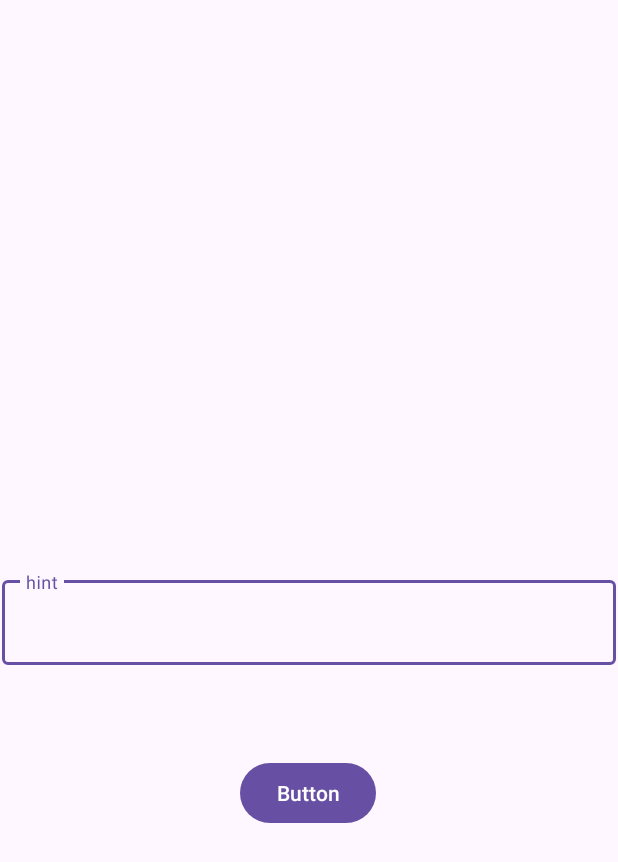
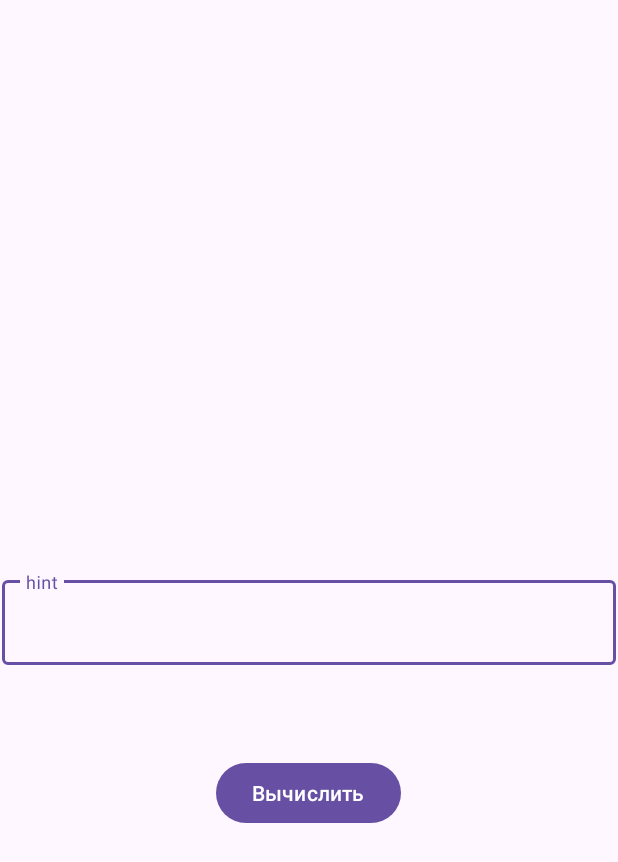
Before and after one commit to sashakanash/Laba_2, an Android app: the screen it shows after launch (MainActivity), on a phone screen of 412 x 824 dp. Shown: the top 862 px of the screen. Run offline under Robolectric (Android 15) with nearby library versions, the phone set to English and light mode, and no system bars.

Commit message:
Реализовано считывание введенного числа

```diff
--- a/app/src/main/java/com/example/laba_2/MainActivity.kt
+++ b/app/src/main/java/com/example/laba_2/MainActivity.kt
@@ -1,6 +1,8 @@
 package com.example.laba_2
 
 import android.os.Bundle
+import android.view.View
+import android.widget.TextView
 import androidx.activity.enableEdgeToEdge
 import androidx.appcompat.app.AppCompatActivity
 import androidx.core.view.ViewCompat
@@ -17,4 +19,15 @@ class MainActivity : AppCompatActivity() {
             insets
         }
     }
+
+    fun onClick (view: View)
+    {
+        val a = findViewById<TextView>(R.id.textInputLayout).text.toString().toIntOrNull()
+        if (a == null)
+        {
+            return
+        }
+
+
+    }
 }
--- a/app/src/main/res/layout/activity_main.xml
+++ b/app/src/main/res/layout/activity_main.xml
@@ -26,7 +26,7 @@
         android:id="@+id/button"
         android:layout_width="wrap_content"
         android:layout_height="wrap_content"
-        android:text="Button"
+        android:text="Вычислить"
         app:layout_constraintBottom_toBottomOf="parent"
         app:layout_constraintEnd_toEndOf="parent"
         app:layout_constraintHorizontal_bias="0.498"
```
